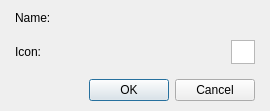
Old version of the form Dialogs/Systems/dialogsystemcurrency.ui in the repository RPG-Paper-Maker/RPG-Paper-Maker.
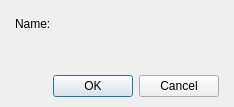
New version of the form. Custom widgets are drawn as their Qt base class.

Commit message: SystemCurrency and WidgetIcon

```diff
--- a/Dialogs/Systems/dialogsystemcurrency.ui
+++ b/Dialogs/Systems/dialogsystemcurrency.ui
@@ -6,8 +6,8 @@
    <rect>
     <x>0</x>
     <y>0</y>
-    <width>270</width>
-    <height>111</height>
+    <width>234</width>
+    <height>107</height>
    </rect>
   </property>
   <property name="windowTitle">
@@ -45,60 +45,20 @@
          <property name="minimumSize">
           <size>
            <width>150</width>
-           <height>0</height>
-          </size>
-         </property>
-        </widget>
-       </item>
-       <item row="0" column="3" rowspan="2">
-        <spacer name="horizontalSpacer">
-         <property name="orientation">
-          <enum>Qt::Horizontal</enum>
-         </property>
-         <property name="sizeHint" stdset="0">
-          <size>
-           <width>68</width>
-           <height>45</height>
-          </size>
-         </property>
-        </spacer>
-       </item>
-       <item row="1" column="0">
-        <widget class="QLabel" name="label_2">
-         <property name="text">
-          <string>Icon:</string>
-         </property>
-        </widget>
-       </item>
-       <item row="1" column="1">
-        <widget class="WidgetTextLang" name="widget_2" native="true">
-         <property name="enabled">
-          <bool>false</bool>
-         </property>
-         <property name="minimumSize">
-          <size>
-           <width>150</width>
-           <height>0</height>
-          </size>
-         </property>
-        </widget>
-       </item>
-       <item row="1" column="2">
-        <widget class="QGraphicsView" name="graphicsViewIcon">
-         <property name="minimumSize">
-          <size>
-           <width>24</width>
-           <height>24</height>
+           <height>27</height>
           </size>
          </property>
          <property name="maximumSize">
           <size>
-           <width>24</width>
-           <height>24</height>
+           <width>16777215</width>
+           <height>27</height>
           </size>
          </property>
         </widget>
        </item>
+       <item row="1" column="0" colspan="2">
+        <widget class="WidgetIcon" name="widgetIcon" native="true"/>
+       </item>
       </layout>
      </item>
      <item>
@@ -122,6 +82,12 @@
    <header>widgettextlang.h</header>
    <container>1</container>
   </customwidget>
+  <customwidget>
+   <class>WidgetIcon</class>
+   <extends>QWidget</extends>
+   <header>widgeticon.h</header>
+   <container>1</container>
+  </customwidget>
  </customwidgets>
  <resources/>
  <connections>
```
The commit also changes 14 other files.
